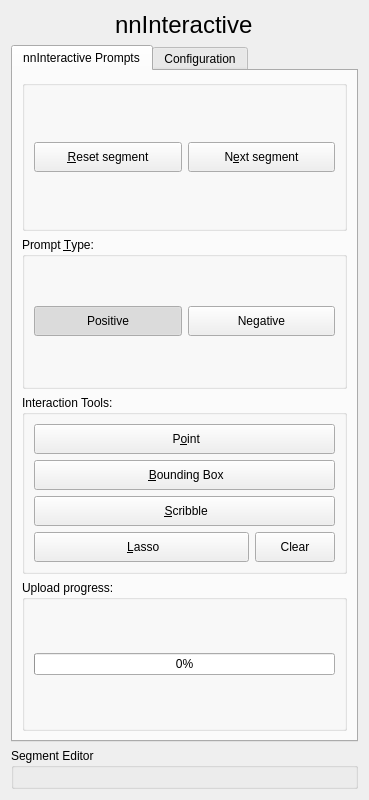
First picture: the form in slicer_plugin/SlicerNNInteractive/Resources/UI/SlicerNNInteractive.ui, repository rohith50/SlicerNNInteractive, before the edit.
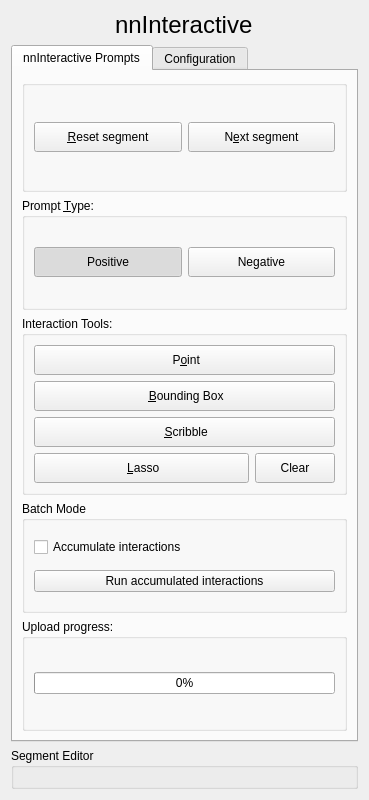
Second picture: the form after the edit. Custom widgets are drawn as their Qt base class.

Commit message: Add batch mode for prompts

```diff
--- a/slicer_plugin/SlicerNNInteractive/Resources/UI/SlicerNNInteractive.ui
+++ b/slicer_plugin/SlicerNNInteractive/Resources/UI/SlicerNNInteractive.ui
@@ -272,6 +272,29 @@
            </layout>
           </widget>
          </item>
+         <item>
+          <widget class="QGroupBox" name="batchModeGroup">
+           <property name="title">
+            <string>Batch Mode</string>
+           </property>
+           <layout class="QVBoxLayout" name="verticalLayout_batch">
+            <item>
+             <widget class="QCheckBox" name="cbBatchMode">
+              <property name="text">
+               <string>Accumulate interactions</string>
+              </property>
+             </widget>
+            </item>
+            <item>
+             <widget class="QPushButton" name="pbRunBatch">
+              <property name="text">
+               <string>Run accumulated interactions</string>
+              </property>
+             </widget>
+            </item>
+           </layout>
+          </widget>
+         </item>
          <item>
           <widget class="QGroupBox" name="uploadProgressGroup">
            <property name="title">
```
The commit also changes 1 other file.
